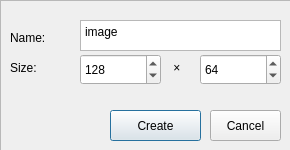
The window that POD2d/createprojectdialog.ui (ilertwo/POD2d) describes before a commit, drawn with Qt 5.
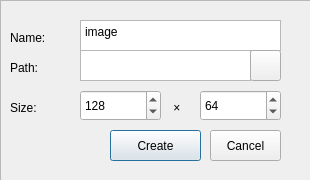
The same window after the commit.

```diff
--- a/POD2d/createprojectdialog.ui
+++ b/POD2d/createprojectdialog.ui
@@ -6,20 +6,20 @@
    <rect>
     <x>0</x>
     <y>0</y>
-    <width>290</width>
-    <height>150</height>
+    <width>310</width>
+    <height>180</height>
    </rect>
   </property>
   <property name="minimumSize">
    <size>
-    <width>290</width>
-    <height>150</height>
+    <width>310</width>
+    <height>180</height>
    </size>
   </property>
   <property name="maximumSize">
    <size>
-    <width>290</width>
-    <height>150</height>
+    <width>310</width>
+    <height>180</height>
    </size>
   </property>
   <property name="windowTitle">
@@ -30,8 +30,8 @@
     <rect>
      <x>0</x>
      <y>0</y>
-     <width>291</width>
-     <height>151</height>
+     <width>311</width>
+     <height>181</height>
     </rect>
    </property>
    <property name="frameShape">
@@ -44,7 +44,7 @@
     <property name="geometry">
      <rect>
       <x>110</x>
-      <y>110</y>
+      <y>130</y>
       <width>91</width>
       <height>31</height>
      </rect>
@@ -60,7 +60,7 @@
     <property name="geometry">
      <rect>
       <x>210</x>
-      <y>110</y>
+      <y>130</y>
       <width>71</width>
       <height>31</height>
      </rect>
@@ -76,7 +76,7 @@
     <property name="geometry">
      <rect>
       <x>80</x>
-      <y>54</y>
+      <y>90</y>
       <width>81</width>
       <height>31</height>
      </rect>
@@ -98,7 +98,7 @@
     <property name="geometry">
      <rect>
       <x>10</x>
-      <y>60</y>
+      <y>100</y>
       <width>49</width>
       <height>16</height>
      </rect>
@@ -143,7 +143,7 @@
     <property name="geometry">
      <rect>
       <x>200</x>
-      <y>54</y>
+      <y>90</y>
       <width>81</width>
       <height>31</height>
      </rect>
@@ -165,7 +165,7 @@
     <property name="geometry">
      <rect>
       <x>170</x>
-      <y>60</y>
+      <y>100</y>
       <width>21</width>
       <height>16</height>
      </rect>
@@ -174,6 +174,54 @@
      <string> ×</string>
     </property>
    </widget>
+   <widget class="QPlainTextEdit" name="input_Location">
+    <property name="geometry">
+     <rect>
+      <x>80</x>
+      <y>50</y>
+      <width>171</width>
+      <height>31</height>
+     </rect>
+    </property>
+    <property name="cursor" stdset="0">
+     <cursorShape>IBeamCursor</cursorShape>
+    </property>
+    <property name="plainText">
+     <string/>
+    </property>
+    <property name="placeholderText">
+     <string/>
+    </property>
+   </widget>
+   <widget class="QLabel" name="label_7">
+    <property name="geometry">
+     <rect>
+      <x>10</x>
+      <y>60</y>
+      <width>49</width>
+      <height>16</height>
+     </rect>
+    </property>
+    <property name="text">
+     <string>Path:</string>
+    </property>
+   </widget>
+   <widget class="QPushButton" name="btn_Browse">
+    <property name="geometry">
+     <rect>
+      <x>250</x>
+      <y>50</y>
+      <width>31</width>
+      <height>31</height>
+     </rect>
+    </property>
+    <property name="cursor">
+     <cursorShape>PointingHandCursor</cursorShape>
+    </property>
+    <property name="text">
+     <string/>
+    </property>
+   </widget>
   </widget>
  </widget>
  <resources/>
```
Left out of the diff: 4 changed lines with no effect on the pictures.
